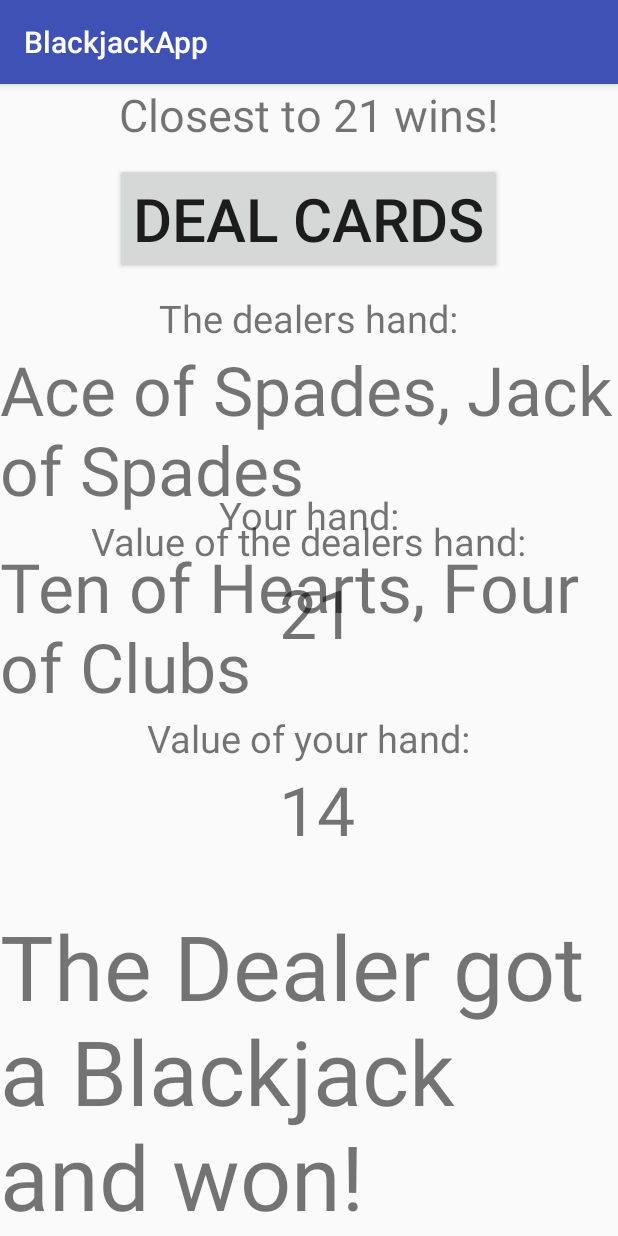
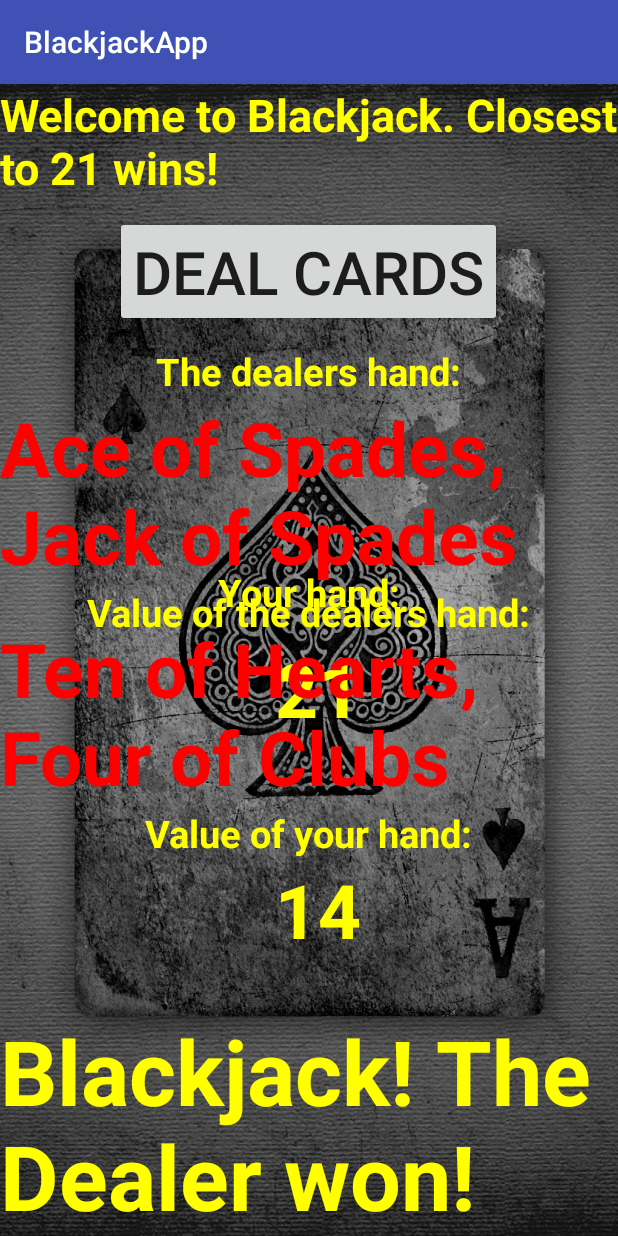
Before and after one commit to mas2206/project2_blackjack_app, an Android app: the screen it shows after launch (MainActivity), after a tap on "DEAL CARDS", on a phone screen of 412 x 824 dp. Run offline under Robolectric (Android 15) with nearby library versions, the phone set to English and light mode, and no system bars.

Commit message:
cleaned up code and removed comments

```diff
--- a/app/src/main/java/example/codeclan/com/blackjackapp/Game.java
+++ b/app/src/main/java/example/codeclan/com/blackjackapp/Game.java
@@ -36,13 +36,6 @@ public class Game {
         return players.get(1).getStartingCardsName();
     }
 
-    public boolean checkDraw() {
-        if (players.get(0).getHandValue() == players.get(1).getHandValue()) {
-            return true;
-        }
-        return false;
-    }
-
     public boolean checkForBlackjack() {
         if(getBlackJackWinner() != null) {
             return true;
@@ -64,12 +57,11 @@ public class Game {
         return null;
     }
 
-
     public Player calculateWinner() {
         if (players.get(0).getHandValue() == players.get(1).getHandValue()) {
             return null;
         }
-        if(checkForBlackjack()) {
+        if(checkForBlackjack() == true) {
             return getBlackJackWinner();
         }
         int indexOfWinner = players.get(0).getHandValue() > players.get(1).getHandValue() ? 0 : 1;
@@ -81,7 +73,7 @@ public class Game {
             return "It's a draw!";
         }
         else if (checkForBlackjack() == true) {
-            return player.getPlayerName() + " got a Blackjack and won!";
+            return "Blackjack! " + player.getPlayerName() + " won!";
         }
         return player.getPlayerName() + " won!";
     }
--- a/app/src/main/java/example/codeclan/com/blackjackapp/MainActivity.java
+++ b/app/src/main/java/example/codeclan/com/blackjackapp/MainActivity.java
@@ -22,7 +22,6 @@ public class MainActivity extends AppCompatActivity {
     TextView playerTwoHandValue;
     TextView resultText;
     Button buttonPlayGame;
-
 
     @Override
     protected void onCreate(Bundle savedInstanceState) {
--- a/app/src/main/res/layout/activity_main.xml
+++ b/app/src/main/res/layout/activity_main.xml
@@ -6,12 +6,15 @@
     android:orientation="vertical"
     android:layout_width="match_parent"
     android:layout_height="match_parent"
-    tools:context="example.codeclan.com.blackjackapp.MainActivity">
+    tools:context="example.codeclan.com.blackjackapp.MainActivity"
+    android:background="@drawable/ace_background">
 
     <TextView
         android:id="@+id/welcome_message_text"
         android:text="@string/rules"
         android:textSize="30sp"
+        android:textColor="#ffff00"
+        android:textStyle="bold"
         android:layout_width="wrap_content"
         android:layout_height="wrap_content"
         android:layout_alignParentTop="true"
@@ -32,6 +35,8 @@
         android:id="@+id/player1_hand_setup"
         android:text="@string/player1_hand_setup"
         android:textSize="25sp"
+        android:textColor="#ffff00"
+        android:textStyle="bold"
         android:layout_width="wrap_content"
         android:layout_height="wrap_content"
         android:layout_marginTop="12dp"
@@ -40,7 +45,9 @@
 
     <TextView
         android:id="@+id/player1_hand_text"
-        android:textSize="45sp"
+        android:textSize="50sp"
+        android:textColor="#ff0000"
+        android:textStyle="bold"
         android:layout_width="wrap_content"
         android:layout_height="wrap_content"
         android:layout_below="@+id/player1_hand_setup"
@@ -50,6 +57,8 @@
         android:id="@+id/player1_value_setup"
         android:text="@string/player1_value_setup"
         android:textSize="25sp"
+        android:textColor="#ffff00"
+        android:textStyle="bold"
         android:layout_width="wrap_content"
         android:layout_height="wrap_content"
         android:layout_below="@+id/player1_hand_text"
@@ -57,7 +66,9 @@
 
     <TextView
         android:id="@+id/player1_hand_value"
-        android:textSize="45sp"
+        android:textSize="50sp"
+        android:textColor="#ffff00"
+        android:textStyle="bold"
         android:layout_width="wrap_content"
         android:layout_height="wrap_content"
         android:layout_below="@+id/player1_value_setup"
@@ -68,6 +79,8 @@
         android:id="@+id/player2_hand_setup"
         android:text="@string/player2_hand_setup"
         android:textSize="25sp"
+        android:textColor="#ffff00"
+        android:textStyle="bold"
         android:layout_width="wrap_content"
         android:layout_height="wrap_content"
         android:layout_above="@+id/player2_hand_text"
@@ -75,7 +88,9 @@
 
     <TextView
         android:id="@+id/player2_hand_text"
-        android:textSize="45sp"
+        android:textSize="50sp"
+        android:textColor="#ff0000"
+        android:textStyle="bold"
         android:layout_width="wrap_content"
         android:layout_height="wrap_content"
         android:layout_above="@+id/player2_value_setup"
@@ -86,6 +101,8 @@
         android:id="@+id/player2_value_setup"
         android:text="@string/player2_value_setup"
         android:textSize="25sp"
+        android:textColor="#ffff00"
+        android:textStyle="bold"
         android:layout_width="wrap_content"
         android:layout_height="wrap_content"
         android:layout_above="@+id/player2_hand_value"
@@ -93,7 +110,9 @@
 
     <TextView
         android:id="@+id/player2_hand_value"
-        android:textSize="45sp"
+        android:textSize="50sp"
+        android:textColor="#ffff00"
+        android:textStyle="bold"
         android:layout_width="wrap_content"
         android:layout_height="wrap_content"
         android:layout_above="@+id/result_text"
@@ -103,6 +122,8 @@
     <TextView
         android:id="@+id/result_text"
         android:textSize="60sp"
+        android:textColor="#ffff00"
+        android:textStyle="bold"
         android:layout_width="wrap_content"
         android:layout_height="wrap_content"
         android:layout_alignParentBottom="true"
--- a/app/src/main/res/values/strings.xml
+++ b/app/src/main/res/values/strings.xml
@@ -1,6 +1,6 @@
 <resources>
     <string name="app_name">BlackjackApp</string>
-    <string name="rules">Closest to 21 wins!</string>
+    <string name="rules">Welcome to Blackjack. Closest to 21 wins!</string>
     <string name="button_text">DEAL CARDS</string>
     <string name="player1_hand_setup">The dealers hand:</string>
     <string name="player1_value_setup">Value of the dealers hand:</string>
```
Also changed, not shown: app/src/main/res/drawable/ace_background.jpg (added), 2 other files.
